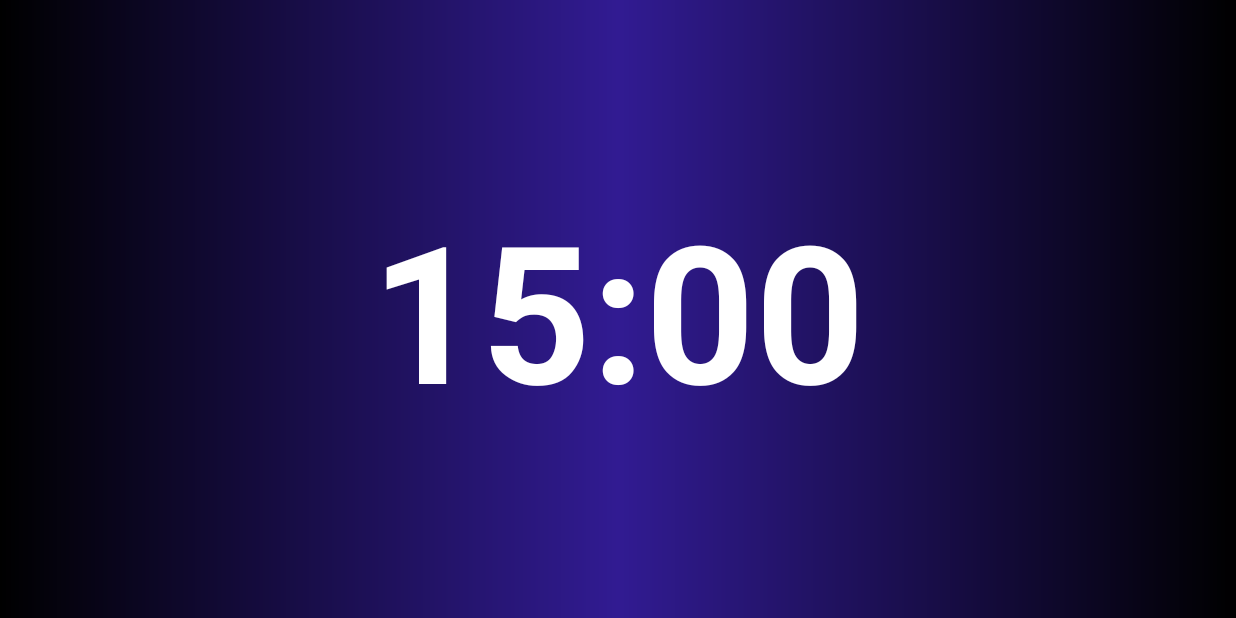
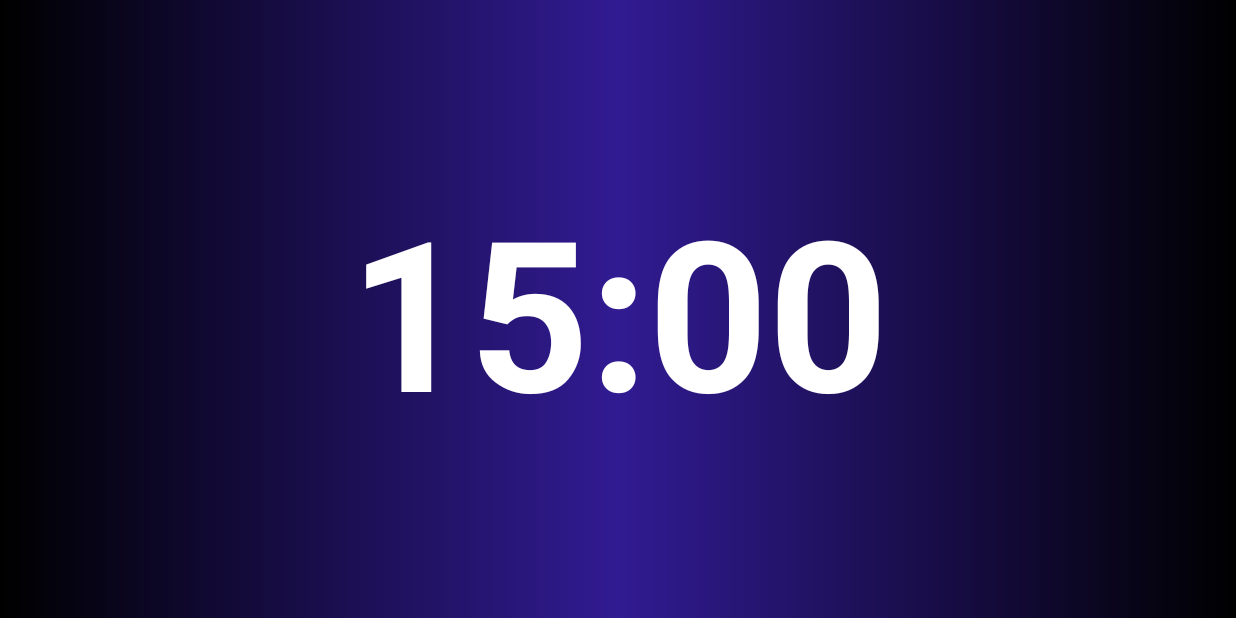
Before and after one commit to nekonenene/PresentationTimer, an Android app: the screen it shows after launch (MainActivity), on a phone screen of 824 x 412 dp (held sideways). Run offline under Robolectric (Android 15) with nearby library versions, the phone set to English and light mode, and no system bars.

Commit message:
Change text size

```diff
--- a/app/src/main/res/layout/fragment_main.xml
+++ b/app/src/main/res/layout/fragment_main.xml
@@ -12,7 +12,7 @@
         android:layout_width="wrap_content"
         android:layout_height="wrap_content"
         android:text="15:00"
-        android:textSize="128sp"
+        android:textSize="140sp"
         android:textColor="@color/white"
         android:textStyle="bold"
         app:layout_constraintBottom_toBottomOf="parent"
```
